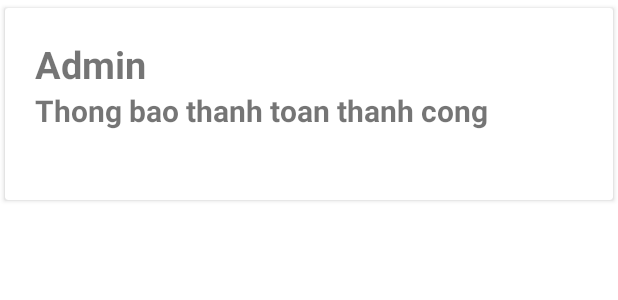
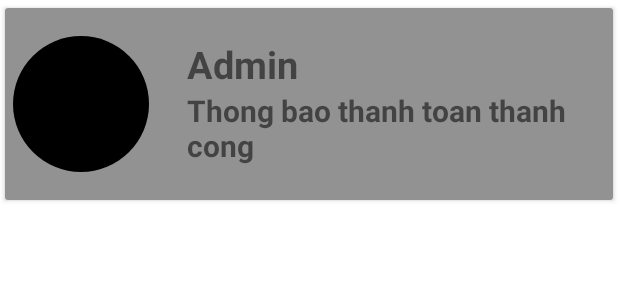
Before and after one commit to minh020103/MobileProjectApp2, an Android app: the layout cardview_danh_sach_thong_bao.xml on its own in the app's theme, with its tools: preview values and no code run, on a phone screen of 412 x 824 dp. Shown: the top 300 px of the screen. Run offline under Robolectric (Android 15) with nearby library versions, the phone set to English and light mode, and no system bars.

Commit message:
done danh sach thong bao

```diff
--- a/app/src/main/java/com/example/mobileprojectapp2/api/Const.java
+++ b/app/src/main/java/com/example/mobileprojectapp2/api/Const.java
@@ -1,6 +1,6 @@
 package com.example.mobileprojectapp2.api;
 
 public class Const {
-    public static final String DOMAIN = "http://192.168.2.8/3t/laravel/public/";
+    public static final String DOMAIN = "http://192.168.1.101/3t/laravel/public/";
 
 }
--- a/app/src/main/java/com/example/mobileprojectapp2/api/chutro/ApiServiceKiet.java
+++ b/app/src/main/java/com/example/mobileprojectapp2/api/chutro/ApiServiceKiet.java
@@ -30,8 +30,8 @@ public interface ApiServiceKiet {
     Call<NguoiThue> getChiTietNguoiThueTheoIdPhong(@Query("id") int id);
 
     /* Thong Bao */
-    @GET("api/awd")
-    Call<List<ThongBao>> getListThongBaoTheoIdTaiKhoan(@Query("id") int id);
+    @GET("api/thongbao/all")
+    Call<List<ThongBao>> getListThongBaoTheoIdTaiKhoan(@Query("idTaiKhoanNhan") int idTaiKhoanNhan);
     @GET("api/awd")
     Call<ThongBao> getChiTietThongBaoTheoIdTaiKhoan(@Query("id") int id);
 }
--- a/app/src/main/java/com/example/mobileprojectapp2/datamodel/NguoiGuiThongBao.java
+++ b/app/src/main/java/com/example/mobileprojectapp2/datamodel/NguoiGuiThongBao.java
@@ -1,11 +1,11 @@
 package com.example.mobileprojectapp2.datamodel;
 
-public class NguoiNhanThongBao {
+public class NguoiGuiThongBao {
     private String hinh;
     private String ten;
     private String soDienThoai;
 
-    public NguoiNhanThongBao(String hinh, String ten, String soDienThoai) {
+    public NguoiGuiThongBao(String hinh, String ten, String soDienThoai) {
         this.hinh = hinh;
         this.ten = ten;
         this.soDienThoai = soDienThoai;
--- a/app/src/main/java/com/example/mobileprojectapp2/datamodel/NguoiNhanThongBao.java
+++ b/app/src/main/java/com/example/mobileprojectapp2/datamodel/NguoiNhanThongBao.java
@@ -1,10 +1,10 @@
 package com.example.mobileprojectapp2.datamodel;
 
-public class NguoiGuiThongBao {
+public class NguoiNhanThongBao {
     private int id;
     private int loaiTaiKhoan;
 
-    public NguoiGuiThongBao(int id, int loaiTaiKhoan) {
+    public NguoiNhanThongBao(int id, int loaiTaiKhoan) {
         this.id = id;
         this.loaiTaiKhoan = loaiTaiKhoan;
     }
--- a/app/src/main/java/com/example/mobileprojectapp2/fragment/chutro/NotificationFragment.java
+++ b/app/src/main/java/com/example/mobileprojectapp2/fragment/chutro/NotificationFragment.java
@@ -43,6 +43,8 @@ public class NotificationFragment extends AbstractFragment{
         recyclerView.setAdapter(thongBaoAdapter);
         list = new ArrayList<>();
 
+        listThongBaoTheoIdTaiKhoan(2);
+
         return fragmentLayout;
     }
 
--- a/app/src/main/res/layout/cardview_danh_sach_thong_bao.xml
+++ b/app/src/main/res/layout/cardview_danh_sach_thong_bao.xml
@@ -6,11 +6,36 @@
     android:layout_marginBottom="5dp"
     android:layout_marginLeft="3dp"
     android:layout_marginRight="3dp"
-    android:layout_marginTop="5dp">
+    android:layout_marginTop="5dp"
+    android:orientation="horizontal">
 
     <LinearLayout
+        android:id="@+id/bg_itemThongBao"
         android:layout_width="match_parent"
         android:layout_height="match_parent"
+        android:orientation="horizontal"
+        android:background="@color/bg_gray">
+
+        <LinearLayout
+            android:layout_width="0dp"
+            android:layout_height="match_parent"
+            android:layout_weight="2"
+            >
+
+            <de.hdodenhof.circleimageview.CircleImageView
+                android:id="@+id/imgNguoiGuiThongBao"
+                android:layout_width="match_parent"
+                android:layout_height="match_parent"
+                android:src="@color/black"
+                android:padding="5dp"/>
+        </LinearLayout>
+
+        //
+
+        <LinearLayout
+            android:layout_width="0dp"
+            android:layout_height="match_parent"
+            android:layout_weight="6"
             android:orientation="vertical"
             android:paddingTop="20dp">
 
@@ -34,4 +59,8 @@
 
         </LinearLayout>
 
+    </LinearLayout>
+
+
+
 </androidx.cardview.widget.CardView>
--- a/app/src/main/res/values/colors.xml
+++ b/app/src/main/res/values/colors.xml
@@ -20,6 +20,9 @@
     <color name="text_black">#1e1e1e</color>
     <color name="text_do">#f24822</color>
     <color name="text_xanh_la">#FF40FF00</color>
+    <color name="bg_thongbao_chuaxem">#BDFDA7</color>
+    <color name="text_thongbao_chuaxem">#FF2B2B</color>
+    <color name="text_thongbao_daxem">#353535</color>
 
 
 
```
Also changed, not shown: app/src/main/java/com/example/mobileprojectapp2/adapter/chutro/ThongBaoAdapter.java (+23 -2 lines), app/src/main/java/com/example/mobileprojectapp2/datamodel/ThongBao.java (+28 -6 lines). Lines whose indentation alone changed are shown as unchanged.
